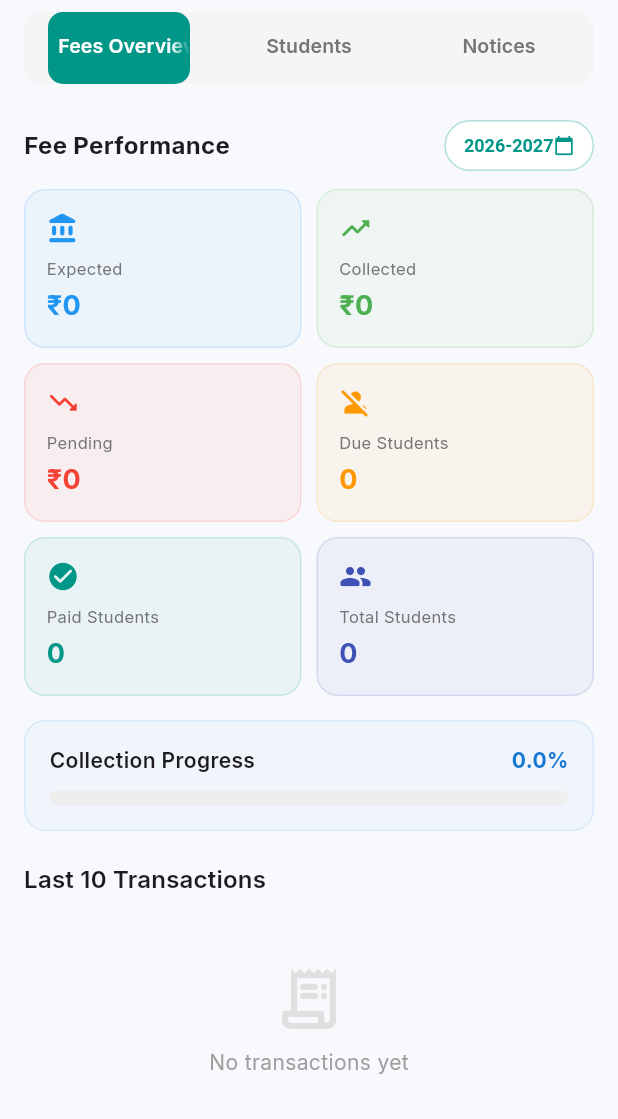
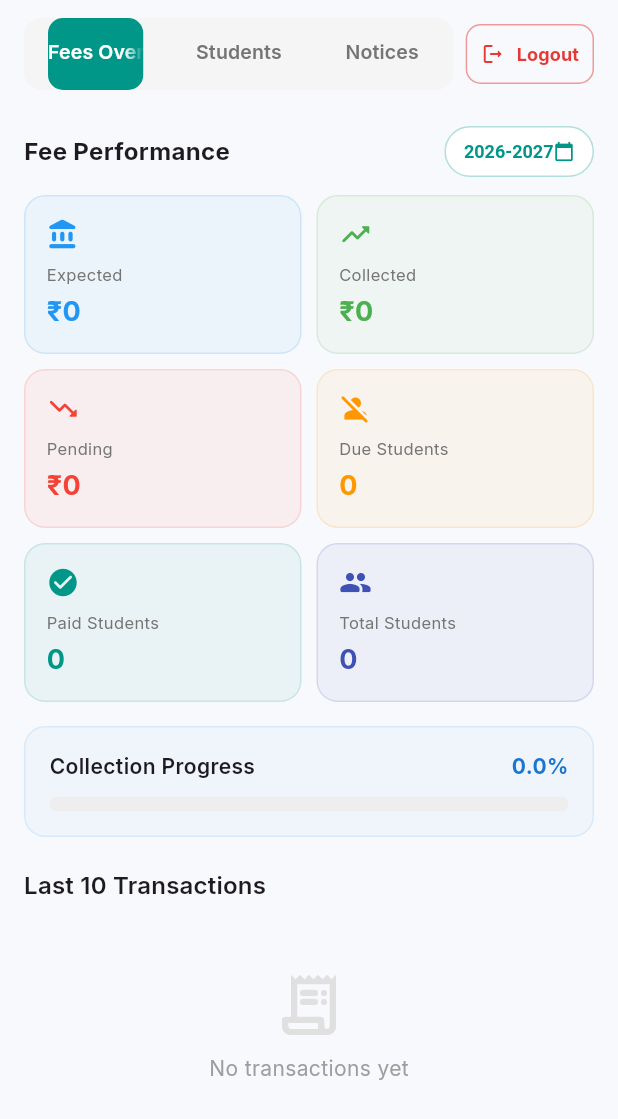
Before and after one commit to Sanskar-2004/kvm-erp, a Flutter app: the AccountantDashboard widget shown alone on an empty page, opened directly, on a phone screen of 412 x 824 dp. Shown: the top 1119 px of the screen. Run offline on Flutter 3.47's test engine with Material 3 defaults, Android fonts, the phone set to English and light mode, and no system bars; our stand-ins replace file_picker, flutter_riverpod, google_fonts, shared_preferences, sqflite, sqflite_common_ffi and 1 more; missing offline and left inert: excel; accounts and stored records are empty.

Commit message:
fix: add explicit red Logout button directly to AccountantDashboard top row

```diff
--- a/lib/features/dashboard/screens/accountant_dashboard.dart
+++ b/lib/features/dashboard/screens/accountant_dashboard.dart
@@ -7,6 +7,8 @@ import '../../../core/constants/app_constants.dart';
 import '../../../core/constants/class_constants.dart';
 import '../../../services/db/sqlite_service.dart';
 import '../../auth/repositories/auth_repository.dart';
+import '../../auth/providers/auth_provider.dart';
+import '../../auth/screens/login_screen.dart';
 import '../../fees/providers/fee_analytics_provider.dart';
 import '../../../core/utils/academic_utils.dart';
 import 'student_fee_detail_screen.dart';
@@ -294,8 +296,12 @@ class _AccountantDashboardState extends ConsumerState<AccountantDashboard>
   Widget build(BuildContext context) {
     return Column(
       children: [
-        Container(
-          margin: const EdgeInsets.fromLTRB(16, 8, 16, 0),
+        Padding(
+          padding: const EdgeInsets.fromLTRB(16, 12, 16, 0),
+          child: Row(
+            children: [
+              Expanded(
+                child: Container(
                   decoration: BoxDecoration(
                     color: Colors.grey[100],
                     borderRadius: BorderRadius.circular(12),
@@ -310,9 +316,54 @@ class _AccountantDashboardState extends ConsumerState<AccountantDashboard>
                         const TextStyle(fontWeight: FontWeight.w600, fontSize: 13),
                     dividerColor: Colors.transparent,
                     tabs: const [
-              Tab(text: '  Fees Overview  '),
-              Tab(text: '  Students  '),
-              Tab(text: '  Notices  '),
+                      Tab(text: 'Fees Overview'),
+                      Tab(text: 'Students'),
+                      Tab(text: 'Notices'),
+                    ],
+                  ),
+                ),
+              ),
+              const SizedBox(width: 8),
+              OutlinedButton.icon(
+                style: OutlinedButton.styleFrom(
+                  foregroundColor: Colors.red[600],
+                  side: BorderSide(color: Colors.red.shade200),
+                  padding: const EdgeInsets.symmetric(horizontal: 10, vertical: 10),
+                  shape: RoundedRectangleBorder(borderRadius: BorderRadius.circular(10)),
+                ),
+                icon: const Icon(Icons.logout_rounded, size: 16),
+                label: const Text('Logout', style: TextStyle(fontSize: 12, fontWeight: FontWeight.bold)),
+                onPressed: () async {
+                  final confirm = await showDialog<bool>(
+                    context: context,
+                    builder: (ctx) => AlertDialog(
+                      title: const Text('Confirm Logout'),
+                      content: const Text('Are you sure you want to log out of KVM ERP?'),
+                      actions: [
+                        TextButton(
+                          onPressed: () => Navigator.pop(ctx, false),
+                          child: const Text('Cancel'),
+                        ),
+                        ElevatedButton(
+                          style: ElevatedButton.styleFrom(backgroundColor: Colors.red),
+                          onPressed: () => Navigator.pop(ctx, true),
+                          child: const Text('Logout', style: TextStyle(color: Colors.white)),
+                        ),
+                      ],
+                    ),
+                  );
+                  if (confirm == true) {
+                    await ref.read(authProvider.notifier).logout();
+                    if (context.mounted) {
+                      Navigator.pushAndRemoveUntil(
+                        context,
+                        MaterialPageRoute(builder: (_) => const LoginScreen()),
+                        (route) => false,
+                      );
+                    }
+                  }
+                },
+              ),
             ],
           ),
         ),
```
Lines whose indentation alone changed are shown as unchanged.
